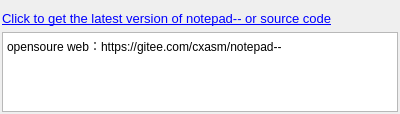
The window that src/aboutndd.ui (cxasm/notepad--) describes before a commit, drawn with Qt 5.
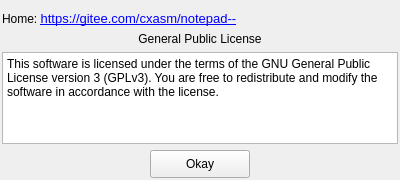
The same window after the commit. Icons and pictures are not drawn.

Commit message: 整体合入gitee开源社区1.22的所有修改

Patch:
```diff
--- a/src/aboutndd.ui
+++ b/src/aboutndd.ui
@@ -7,7 +7,7 @@
     <x>0</x>
     <y>0</y>
     <width>400</width>
-    <height>114</height>
+    <height>180</height>
    </rect>
   </property>
   <property name="maximumSize">
@@ -33,25 +33,72 @@
    <property name="bottomMargin">
     <number>2</number>
    </property>
+   <item row="1" column="0">
+    <layout class="QVBoxLayout" name="verticalLayout0">
+     <item>
+      <widget class="QLabel" name="label_4">
+       <property name="text">
+        <string>General Public License</string>
+       </property>
+       <property name="alignment">
+        <set>Qt::AlignCenter</set>
+       </property>
+      </widget>
+     </item>
+     <item>
+      <widget class="QPlainTextEdit" name="nddMsgText">
+       <property name="readOnly">
+        <bool>true</bool>
+       </property>
+       <property name="plainText">
+        <string>This software is licensed under the terms of the GNU General Public License version 3 (GPLv3). You are free to redistribute and modify the software in accordance with the license.</string>
+       </property>
+      </widget>
+     </item>
+    </layout>
+   </item>
    <item row="0" column="0">
     <widget class="QLabel" name="label">
      <property name="text">
-      <string>&lt;html&gt;&lt;head/&gt;&lt;body&gt;&lt;p&gt;&lt;a href=&quot;https://gitee.com/cxasm/notepad--&quot;&gt;&lt;span style=&quot; font-size:10pt; text-decoration: underline; color:#0000ff;&quot;&gt;Click to get the latest version of notepad-- or source code&lt;/span&gt;&lt;/a&gt;&lt;/p&gt;&lt;/body&gt;&lt;/html&gt;</string>
+      <string>&lt;html&gt;&lt;head/&gt;&lt;body&gt;&lt;p&gt;Home: &lt;a href=&quot;https://gitee.com/cxasm/notepad--&quot;&gt;&lt;span style=&quot; font-size:10pt; text-decoration: underline; color:#0000ff;&quot;&gt;https://gitee.com/cxasm/notepad--&lt;/span&gt;&lt;/a&gt;&lt;/p&gt;&lt;/body&gt;&lt;/html&gt;</string>
      </property>
     </widget>
    </item>
-   <item row="1" column="0">
-    <widget class="QPlainTextEdit" name="nddMsgText">
-     <property name="readOnly">
-      <bool>true</bool>
+   <item row="3" column="0">
+    <layout class="QHBoxLayout" name="horizontalLayout">
+     <item>
+      <widget class="QPushButton" name="aboutPushButton">
+       <property name="minimumSize">
+        <size>
+         <width>100</width>
+         <height>28</height>
+        </size>
+       </property>
+       <property name="maximumSize">
+        <size>
+         <width>100</width>
+         <height>28</height>
+        </size>
+       </property>
+       <property name="text">
+        <string>Okay</string>
+       </property>
+      </widget>
+     </item>
+    </layout>
+   </item>
+   <item row="4" column="0">
+    <spacer name="verticalSpacer">
+     <property name="orientation">
+      <enum>Qt::Vertical</enum>
      </property>
-     <property name="plainText">
-      <string>opensoure web：https://gitee.com/cxasm/notepad--</string>
+     <property name="sizeHint" stdset="0">
+      <size>
+       <width>20</width>
+       <height>40</height>
+      </size>
      </property>
-    </widget>
-   </item>
-   <item row="2" column="0">
-    <layout class="QHBoxLayout" name="horizontalLayout"/>
+    </spacer>
    </item>
   </layout>
  </widget>
```
Left out of the diff: 2 changed lines with no effect on the pictures. The commit also changes 64 other files.
